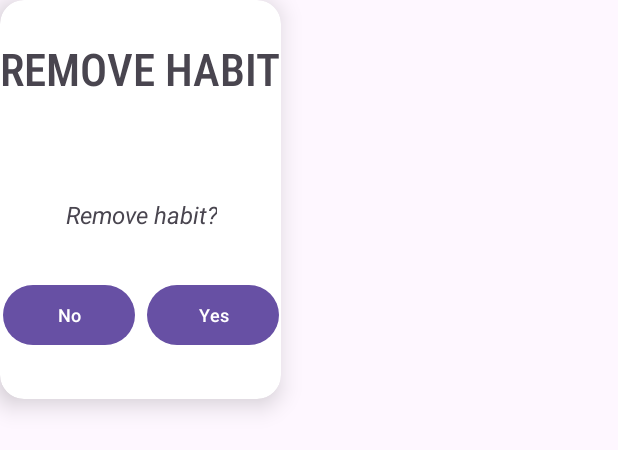
After one commit to jehna28/b07project, an Android app: the layout remove_habit_dialog_box.xml on its own in the app's theme, with its tools: preview values and no code run, on a phone screen of 412 x 824 dp. The commit adds this screen. Shown: the top 450 px of the screen. Run offline under Robolectric (Android 15) with nearby library versions, the phone set to English and light mode, and no system bars.

Commit message:
Added managing habits functionality, cleaned up and documented code on habit files

```diff
--- a/Starter Application/app/src/main/java/com/example/b07demosummer2024/HomeScreenActivity.java
+++ b/Starter Application/app/src/main/java/com/example/b07demosummer2024/HomeScreenActivity.java
@@ -191,7 +191,7 @@ public class HomeScreenActivity extends AppCompatActivity {
             ref.get().addOnCompleteListener(task -> {
                 if (task.isSuccessful()) {
                     if (task.getResult().exists()) {
-                        // Add code here to actually fill up pie chart
+                        setUserPieChart();
                     } else {
                         // Case that user has not inputted any daily data and/or data in general
                         setEmptyDataPieChart();
--- /dev/null
+++ b/Starter Application/app/src/main/res/layout/remove_habit_dialog_box.xml
@@ -0,0 +1,88 @@
+<?xml version="1.0" encoding="utf-8"?>
+<androidx.cardview.widget.CardView xmlns:android="http://schemas.android.com/apk/res/android"
+    android:id="@+id/dialog_habit_remove"
+    android:layout_width="wrap_content"
+    android:layout_height="wrap_content"
+    xmlns:app="http://schemas.android.com/apk/res-auto"
+    app:cardElevation="10dp"
+    app:cardCornerRadius="16dp">
+
+    <androidx.constraintlayout.widget.ConstraintLayout
+        android:layout_width="match_parent"
+        android:layout_height="match_parent">
+
+        <TextView
+            android:id="@+id/titleDialogManageHabit"
+            android:layout_width="wrap_content"
+            android:layout_height="wrap_content"
+            android:text="REMOVE HABIT"
+            android:fontFamily="sans-serif-condensed-medium"
+            android:textSize="30sp"
+            app:layout_constraintEnd_toEndOf="parent"
+            app:layout_constraintStart_toStartOf="parent"
+            app:layout_constraintTop_toTopOf="parent"
+            android:layout_marginTop="25dp"/>
+
+        <TextView
+            android:id="@+id/messageDialogManageHabit"
+            android:layout_width="wrap_content"
+            android:layout_height="wrap_content"
+            android:textSize="16sp"
+            android:gravity="center"
+            android:layout_marginTop="24dp"
+            android:layout_marginHorizontal="24dp"
+            app:layout_constraintEnd_toEndOf="@id/titleDialogManageHabit"
+            app:layout_constraintStart_toStartOf="@id/titleDialogManageHabit"
+            app:layout_constraintTop_toBottomOf="@id/titleDialogManageHabit"/>
+
+        <TextView
+            android:id="@+id/subMessageDialogManageHabit"
+            android:layout_width="wrap_content"
+            android:layout_height="wrap_content"
+            android:text="Remove habit?"
+            android:textStyle="italic"
+            android:textSize="16sp"
+            android:gravity="center"
+            android:layout_marginTop="20dp"
+            android:layout_marginHorizontal="24dp"
+            app:layout_constraintEnd_toEndOf="@id/messageDialogManageHabit"
+            app:layout_constraintStart_toStartOf="@id/messageDialogManageHabit"
+            app:layout_constraintTop_toBottomOf="@id/messageDialogManageHabit"/>
+
+        <androidx.constraintlayout.widget.ConstraintLayout
+            android:layout_width="wrap_content"
+            android:layout_height="wrap_content"
+            android:layout_marginTop="32dp"
+            android:layout_marginBottom="32dp"
+            app:layout_constraintTop_toBottomOf="@id/subMessageDialogManageHabit"
+            app:layout_constraintBottom_toBottomOf="parent"
+            app:layout_constraintEnd_toEndOf="parent"
+            app:layout_constraintStart_toStartOf="parent">
+
+            <Button
+                android:id="@+id/noBtnDialogManageHabit"
+                android:layout_width="wrap_content"
+                android:layout_height="wrap_content"
+                android:text="No"
+                android:textSize="12sp"
+                app:layout_constraintStart_toStartOf="parent"
+                app:layout_constraintTop_toTopOf="parent"
+                android:layout_marginEnd="8dp"/>
+
+            <Button
+                android:id="@+id/yesBtnDialogManageHabit"
+                android:layout_width="wrap_content"
+                android:layout_height="wrap_content"
+                android:text="Yes"
+                android:textSize="12sp"
+                app:layout_constraintStart_toEndOf="@id/noBtnDialogManageHabit"
+                app:layout_constraintEnd_toEndOf="parent"
+                app:layout_constraintTop_toTopOf="parent"
+                android:layout_marginStart="8dp"/>
+        </androidx.constraintlayout.widget.ConstraintLayout>
+
+
+
+    </androidx.constraintlayout.widget.ConstraintLayout>
+
+</androidx.cardview.widget.CardView>
```
Also changed, not shown: Starter Application/app/src/main/AndroidManifest.xml (+9 -6 lines), Starter Application/app/src/main/java/com/example/b07demosummer2024/CustomAdapter.java (+14 -10 lines), Starter Application/app/src/main/java/com/example/b07demosummer2024/CustomSearchAdapter.java (+12 -12 lines), Starter Application/app/src/main/java/com/example/b07demosummer2024/HabitsMainPage.java (+53 -10 lines), Starter Application/app/src/main/java/com/example/b07demosummer2024/ManageAdapter.java (added, +158 -0 lines), Starter Application/app/src/main/java/com/example/b07demosummer2024/ManageHabitsActivity.java (added, +123 -0 lines), Starter Application/app/src/main/res/layout/activity_manage_habits.xml (added, +46 -0 lines), Starter Application/app/src/main/res/layout/row_layout_manage_habits.xml (added, +39 -0 lines).
